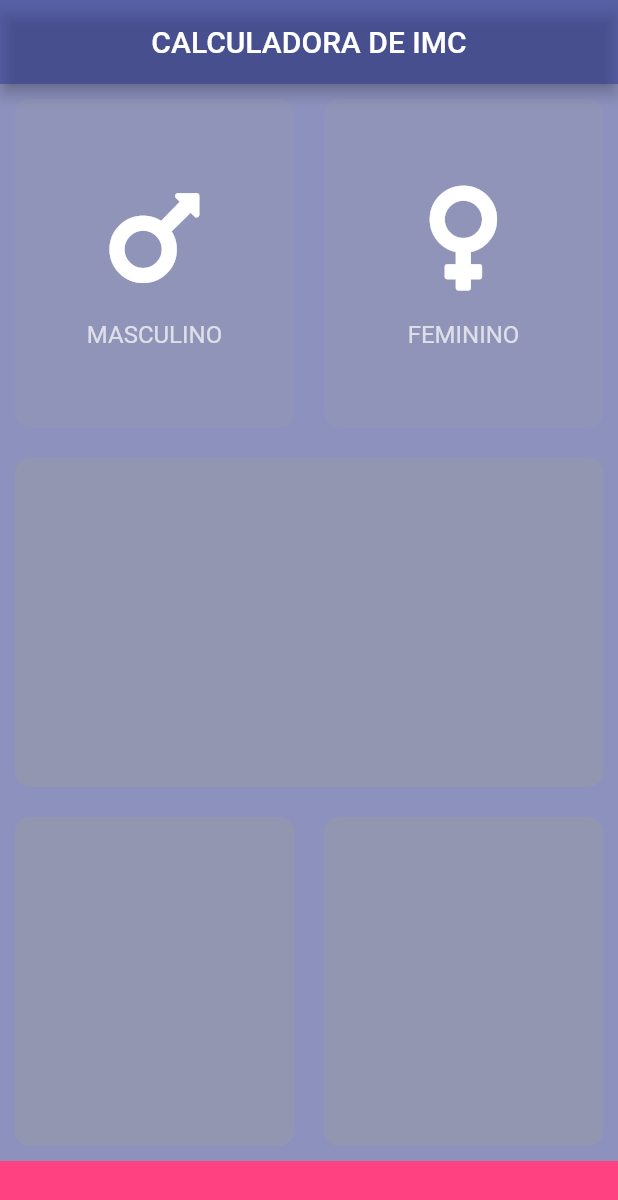
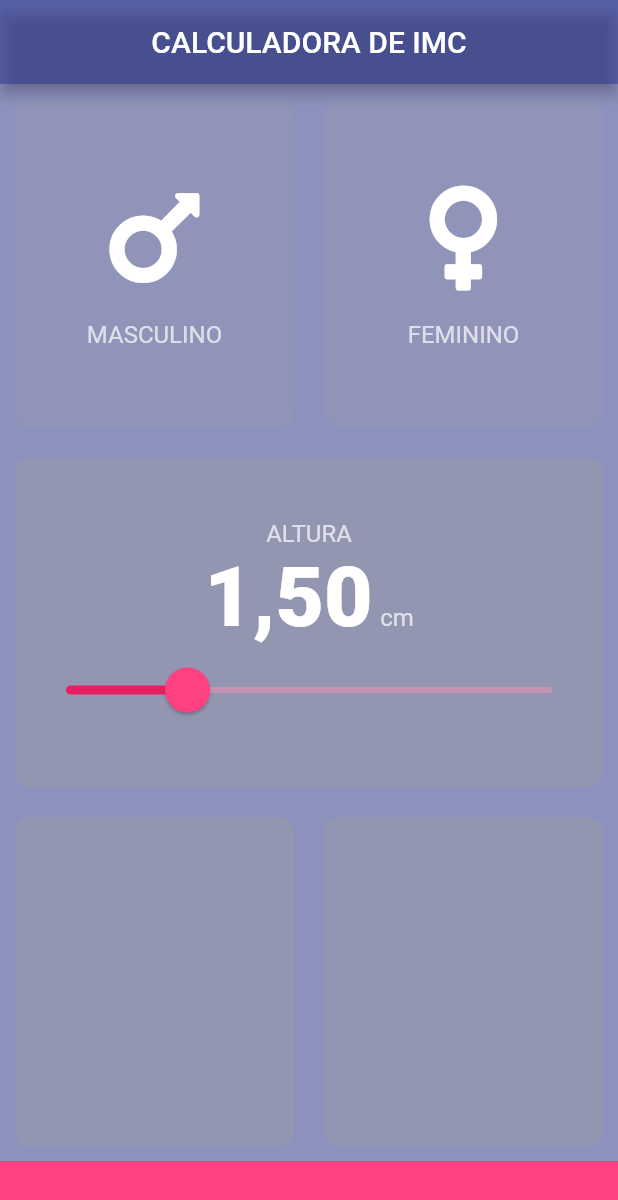
Before and after one commit to luisfelipesdn12/learning-flutter, a Flutter app: the screen it shows after launch, on a phone screen of 412 x 824 dp. Shown: the top 1200 px of the screen. Run offline on Flutter 3.47's test engine with Material 2 defaults, Android fonts, the phone set to English and light mode, and no system bars; our stand-ins replace font_awesome_flutter, rflutter_alert; missing offline and left inert: audiofileplayer.

Commit message:
feat: Cteate `SliderPageCard`

```diff
--- a/bmi-calculator-flutter/lib/main.dart
+++ b/bmi-calculator-flutter/lib/main.dart
@@ -9,7 +9,31 @@ class BMICalculator extends StatelessWidget {
   Widget build(BuildContext context) {
     return MaterialApp(
       home: InputPage(),
-      theme: theme,
+      theme: ThemeData(
+        colorScheme: ColorScheme.dark(
+          surface: Colors.indigo[800].withOpacity(0.5),
+          background: Colors.indigo[900].withOpacity(0.5),
+          secondary: Colors.pinkAccent,
+        ),
+        textTheme: TextTheme(
+          caption: TextStyle(
+            fontSize: 16,
+            fontWeight: FontWeight.w400,
+          ),
+        ),
+        appBarTheme: AppBarTheme(
+          centerTitle: true,
+        ),
+        sliderTheme: SliderThemeData(
+          thumbColor: Colors.pinkAccent,
+          overlayColor: Colors.pinkAccent.withOpacity(0.2),
+          activeTrackColor: Colors.pink,
+          inactiveTrackColor: Colors.pink[200].withOpacity(0.5),
+          thumbShape: RoundSliderThumbShape(
+            enabledThumbRadius: 15,
+          ),
+        ),
+      ),
     );
   }
 }
--- a/bmi-calculator-flutter/lib/screens/input.screen.dart
+++ b/bmi-calculator-flutter/lib/screens/input.screen.dart
@@ -1,5 +1,6 @@
 import 'package:bmi_calculator/widgets/iconAndCaptionContent.dart';
 import 'package:bmi_calculator/widgets/pageCard.dart';
+import 'package:bmi_calculator/widgets/sliderCard.dart';
 import 'package:flutter/material.dart';
 import 'package:font_awesome_flutter/font_awesome_flutter.dart';
 
@@ -15,6 +16,7 @@ class InputPage extends StatefulWidget {
 
 class _InputPageState extends State<InputPage> {
   Gender selectedGender;
+  double height = 1.5;
 
   @override
   Widget build(BuildContext context) {
@@ -27,6 +29,7 @@ class _InputPageState extends State<InputPage> {
         children: [
           Expanded(
             child: Row(
+              crossAxisAlignment: CrossAxisAlignment.stretch,
               children: [
                 PageCard(
                   active: selectedGender == Gender.masculine,
@@ -57,13 +60,26 @@ class _InputPageState extends State<InputPage> {
           ),
           Expanded(
             child: Row(
+              crossAxisAlignment: CrossAxisAlignment.stretch,
               children: [
-                PageCard(),
+                SliderPageCard(
+                  label: "Altura",
+                  value: height,
+                  unit: "cm",
+                  min: 1,
+                  max: 3,
+                  onChanged: (value) => setState(() {
+                    height = value;
+                  }),
+                  formatValue: (v) =>
+                      v.toStringAsFixed(2).replaceFirst('.', ','),
+                )
               ],
             ),
           ),
           Expanded(
             child: Row(
+              crossAxisAlignment: CrossAxisAlignment.stretch,
               children: [
                 PageCard(),
                 PageCard(),
--- a/bmi-calculator-flutter/lib/theme.dart
+++ b/bmi-calculator-flutter/lib/theme.dart
@@ -15,4 +15,13 @@ ThemeData theme = ThemeData(
   appBarTheme: AppBarTheme(
     centerTitle: true,
   ),
+  sliderTheme: SliderThemeData(
+    thumbColor: Colors.pinkAccent,
+    overlayColor: Colors.pinkAccent.withOpacity(0.5),
+    activeTrackColor: Colors.pink,
+    inactiveTrackColor: Colors.pink[200].withOpacity(0.5),
+    thumbShape: RoundSliderThumbShape(
+      enabledThumbRadius: 10,
+    ),
+  ),
 );
--- /dev/null
+++ b/bmi-calculator-flutter/lib/widgets/sliderCard.dart
@@ -0,0 +1,68 @@
+import 'package:bmi_calculator/widgets/pageCard.dart';
+import 'package:flutter/material.dart';
+
+class SliderPageCard extends StatelessWidget {
+  SliderPageCard({
+    this.label,
+    this.unit,
+    @required this.min,
+    @required this.max,
+    @required this.value,
+    @required this.onChanged,
+    @required this.formatValue,
+  });
+
+  final String label;
+  final String unit;
+  final double value;
+  final double min;
+  final double max;
+  final void Function(double) onChanged;
+  final String Function(double) formatValue;
+
+  @override
+  Widget build(BuildContext context) {
+    return PageCard(
+      child: Column(
+        mainAxisAlignment: MainAxisAlignment.center,
+        children: [
+          label != null
+              ? Text(
+                  label.toUpperCase(),
+                  style: Theme.of(context).textTheme.caption,
+                )
+              : null,
+          Row(
+            mainAxisAlignment: MainAxisAlignment.center,
+            crossAxisAlignment: CrossAxisAlignment.baseline,
+            textBaseline: TextBaseline.alphabetic,
+            children: [
+              Text(
+                formatValue != null
+                    ? formatValue(value)
+                    : value.toStringAsFixed(2),
+                style: Theme.of(context).textTheme.headline2.copyWith(
+                      fontWeight: FontWeight.w900,
+                      color: Colors.white,
+                    ),
+              ),
+              unit != null ? SizedBox(width: 5) : null,
+              unit != null
+                  ? Text(unit, style: Theme.of(context).textTheme.caption)
+                  : null,
+            ].where((e) => e != null).toList(),
+          ),
+          SizedBox(
+            height: 5,
+          ),
+          Slider(
+            value: value,
+            min: min,
+            max: max,
+            onChanged: onChanged,
+          ),
+        ].where((e) => e != null).toList(),
+      ),
+    );
+  }
+}
```
